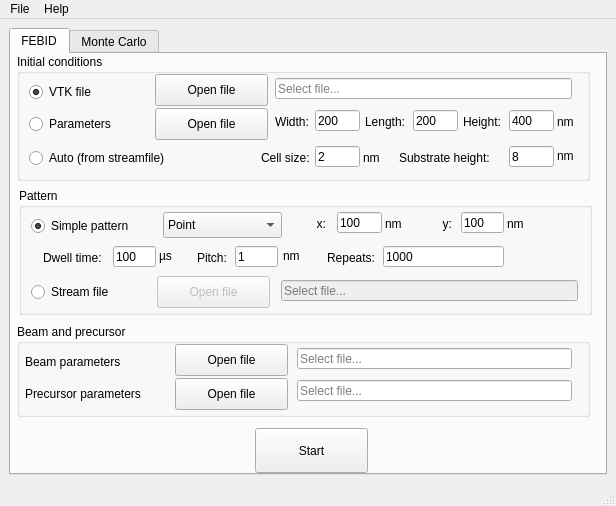
The window that source/ui/main_window.ui (MrCheatak/FEBID_py) describes before a commit, drawn with Qt 5.
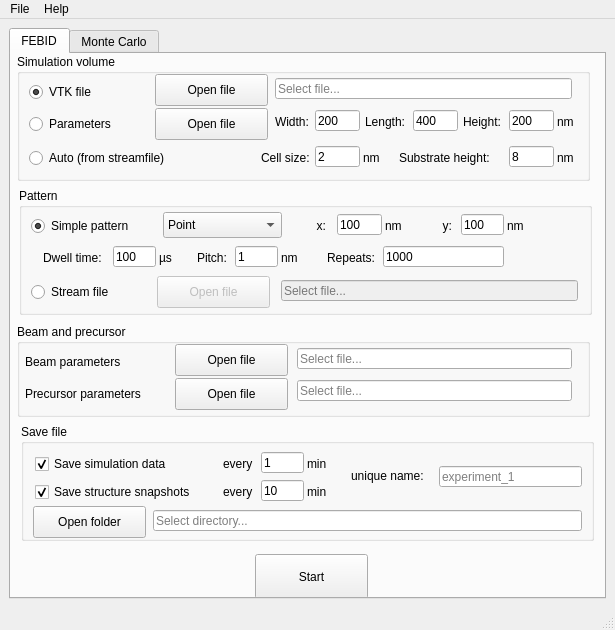
The same window after the commit.

Commit message: Added controls to set up file saving during the simulation. Introduced a practice: controls that consist of a name, field and units are grouped and controlled through a function. New behaviour: when Parameters option is chosen Simple pattern is chosen automatically. Same with Auto(from streamfile) and Stream file. Excluded triangle from Simple patterns.

What changed in the file:
```diff
--- a/source/ui/main_window.ui
+++ b/source/ui/main_window.ui
@@ -6,8 +6,8 @@
    <rect>
     <x>0</x>
     <y>0</y>
-    <width>616</width>
-    <height>506</height>
+    <width>615</width>
+    <height>630</height>
    </rect>
   </property>
   <property name="windowTitle">
@@ -34,7 +34,7 @@
          </rect>
         </property>
         <property name="title">
-         <string>Initial conditions</string>
+         <string>Simulation volume</string>
         </property>
         <widget class="QRadioButton" name="choice_geom_parameters_file">
          <property name="geometry">
@@ -116,31 +116,6 @@
           <string>200</string>
          </property>
         </widget>
-        <widget class="QLineEdit" name="input_geom_param_height">
-         <property name="geometry">
-          <rect>
-           <x>492</x>
-           <y>56</y>
-           <width>45</width>
-           <height>21</height>
-          </rect>
-         </property>
-         <property name="inputMask">
-          <string/>
-         </property>
-         <property name="text">
-          <string>400</string>
-         </property>
-         <property name="maxLength">
-          <number>5</number>
-         </property>
-         <property name="readOnly">
-          <bool>true</bool>
-         </property>
-         <property name="placeholderText">
-          <string>400</string>
-         </property>
-        </widget>
         <widget class="QLineEdit" name="input_geom_param_length">
          <property name="geometry">
           <rect>
@@ -154,6 +129,31 @@
           <string/>
          </property>
          <property name="text">
+          <string>400</string>
+         </property>
+         <property name="maxLength">
+          <number>5</number>
+         </property>
+         <property name="readOnly">
+          <bool>true</bool>
+         </property>
+         <property name="placeholderText">
+          <string>400</string>
+         </property>
+        </widget>
+        <widget class="QLineEdit" name="input_geom_param_height">
+         <property name="geometry">
+          <rect>
+           <x>492</x>
+           <y>56</y>
+           <width>45</width>
+           <height>21</height>
+          </rect>
+         </property>
+         <property name="inputMask">
+          <string/>
+         </property>
+         <property name="text">
           <string>200</string>
          </property>
          <property name="maxLength">
@@ -305,7 +305,7 @@
          <property name="geometry">
           <rect>
            <x>540</x>
-           <y>94</y>
+           <y>96</y>
            <width>19</width>
            <height>16</height>
           </rect>
@@ -411,7 +411,7 @@
          <property name="geometry">
           <rect>
            <x>442</x>
-           <y>24</y>
+           <y>26</y>
            <width>43</width>
            <height>21</height>
           </rect>
@@ -468,7 +468,7 @@
          <property name="geometry">
           <rect>
            <x>270</x>
-           <y>28</y>
+           <y>30</y>
            <width>37</width>
            <height>16</height>
           </rect>
@@ -484,7 +484,7 @@
          <property name="geometry">
           <rect>
            <x>318</x>
-           <y>24</y>
+           <y>26</y>
            <width>45</width>
            <height>21</height>
           </rect>
@@ -503,7 +503,7 @@
          <property name="geometry">
           <rect>
            <x>392</x>
-           <y>28</y>
+           <y>30</y>
            <width>41</width>
            <height>16</height>
           </rect>
@@ -637,7 +637,7 @@
          <property name="geometry">
           <rect>
            <x>366</x>
-           <y>28</y>
+           <y>30</y>
            <width>19</width>
            <height>16</height>
           </rect>
@@ -650,7 +650,7 @@
          <property name="geometry">
           <rect>
            <x>488</x>
-           <y>28</y>
+           <y>30</y>
            <width>19</width>
            <height>16</height>
           </rect>
@@ -663,7 +663,7 @@
          <property name="geometry">
           <rect>
            <x>140</x>
-           <y>60</y>
+           <y>62</y>
            <width>19</width>
            <height>16</height>
           </rect>
@@ -675,8 +675,8 @@
         <widget class="QLabel" name="l_nm_7">
          <property name="geometry">
           <rect>
-           <x>264</x>
-           <y>60</y>
+           <x>262</x>
+           <y>62</y>
            <width>19</width>
            <height>16</height>
           </rect>
@@ -787,7 +787,7 @@
         <property name="geometry">
          <rect>
           <x>244</x>
-          <y>374</y>
+          <y>500</y>
           <width>113</width>
           <height>45</height>
          </rect>
@@ -796,6 +796,205 @@
          <string>Start</string>
         </property>
        </widget>
+       <widget class="QGroupBox" name="groupBox_7">
+        <property name="geometry">
+         <rect>
+          <x>10</x>
+          <y>370</y>
+          <width>573</width>
+          <height>117</height>
+         </rect>
+        </property>
+        <property name="title">
+         <string>Save file</string>
+        </property>
+        <widget class="QCheckBox" name="checkbox_save_simulation_data">
+         <property name="geometry">
+          <rect>
+           <x>14</x>
+           <y>30</y>
+           <width>157</width>
+           <height>20</height>
+          </rect>
+         </property>
+         <property name="text">
+          <string>Save simulation data</string>
+         </property>
+         <property name="checked">
+          <bool>true</bool>
+         </property>
+        </widget>
+        <widget class="QCheckBox" name="checkbox_save_snapshots">
+         <property name="geometry">
+          <rect>
+           <x>14</x>
+           <y>58</y>
+           <width>181</width>
+           <height>20</height>
+          </rect>
+         </property>
+         <property name="text">
+          <string>Save structure snapshots</string>
+         </property>
+         <property name="checked">
+          <bool>true</bool>
+         </property>
+        </widget>
+        <widget class="QLabel" name="l_sim_data_interval">
+         <property name="geometry">
+          <rect>
+           <x>202</x>
+           <y>32</y>
+           <width>39</width>
+           <height>16</height>
+          </rect>
+         </property>
+         <property name="text">
+          <string>every</string>
+         </property>
+        </widget>
+        <widget class="QLabel" name="l_sim_data_interval_units">
+         <property name="geometry">
+          <rect>
+           <x>286</x>
+           <y>32</y>
+           <width>25</width>
+           <height>16</height>
+          </rect>
+         </property>
+         <property name="text">
+          <string>min</string>
+         </property>
+        </widget>
+        <widget class="QLineEdit" name="input_sim_data_interval">
+         <property name="geometry">
+          <rect>
+           <x>240</x>
+           <y>28</y>
+           <width>43</width>
+           <height>21</height>
+          </rect>
+         </property>
+         <property name="text">
+          <string>1</string>
+         </property>
+         <property name="maxLength">
+          <number>4</number>
+         </property>
+         <property name="placeholderText">
+          <string>1</string>
+         </property>
+        </widget>
+        <widget class="QLineEdit" name="input_snapshot_interval">
+         <property name="geometry">
+          <rect>
+           <x>240</x>
+           <y>56</y>
+           <width>43</width>
+           <height>21</height>
+          </rect>
+         </property>
+         <property name="text">
+          <string>10</string>
+         </property>
+         <property name="maxLength">
+          <number>4</number>
+         </property>
+         <property name="placeholderText">
+          <string>10</string>
+         </property>
+        </widget>
+        <widget class="QLabel" name="l_snapshot_interval">
+         <property name="geometry">
+          <rect>
+           <x>202</x>
+           <y>60</y>
+           <width>39</width>
+           <height>16</height>
+          </rect>
+         </property>
+         <property name="text">
+          <string>every</string>
+         </property>
+        </widget>
+        <widget class="QLabel" name="l_snapshot_interval_units">
+         <property name="geometry">
+          <rect>
+           <x>286</x>
+           <y>60</y>
+           <width>25</width>
+           <height>16</height>
+          </rect>
+         </property>
+         <property name="text">
+          <string>min</string>
+         </property>
+        </widget>
+        <widget class="QLineEdit" name="input_unique_filename">
+         <property name="geometry">
+          <rect>
+           <x>418</x>
+           <y>42</y>
+           <width>143</width>
+           <height>21</height>
+          </rect>
+         </property>
+         <property name="inputMask">
+          <string/>
+         </property>
+         <property name="text">
+          <string/>
+         </property>
+         <property name="maxLength">
+          <number>32</number>
+         </property>
+         <property name="placeholderText">
+          <string>experiment_1</string>
+         </property>
+        </widget>
+        <widget class="QLabel" name="l_unique_name">
+         <property name="geometry">
+          <rect>
+           <x>330</x>
+           <y>44</y>
+           <width>83</width>
+           <height>16</height>
+          </rect>
+         </property>
+         <property name="text">
+          <string>unique name:</string>
+         </property>
+        </widget>
+        <widget class="QPushButton" name="open_save_folder_button">
+         <property name="geometry">
+          <rect>
+           <x>12</x>
+           <y>82</y>
+           <width>113</width>
+           <height>32</height>
+          </rect>
+         </property>
+         <property name="text">
+          <string>Open folder</string>
+         </property>
+        </widget>
+        <widget class="QLineEdit" name="save_folder_display">
+         <property name="geometry">
+          <rect>
+           <x>132</x>
+           <y>86</y>
+           <width>429</width>
+           <height>21</height>
+          </rect>
+         </property>
+         <property name="readOnly">
+          <bool>true</bool>
+         </property>
+         <property name="placeholderText">
+          <string>Select directory...</string>
+         </property>
+        </widget>
+       </widget>
       </widget>
       <widget class="QWidget" name="tab_2">
        <attribute name="title">
@@ -1469,7 +1668,7 @@
     <rect>
      <x>0</x>
      <y>0</y>
-     <width>616</width>
+     <width>615</width>
      <height>22</height>
     </rect>
    </property>
```
Left out of the diff: 203 changed lines with no effect on the pictures. The commit also changes 2 other files.
